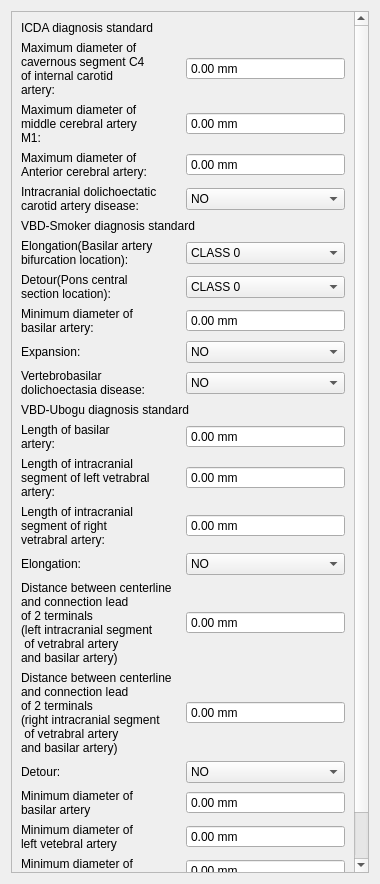
The window that codes/View/IADEMeasurementWidget.ui (wuzhuobin/Vessel_Project) describes before a commit, drawn with Qt 5.
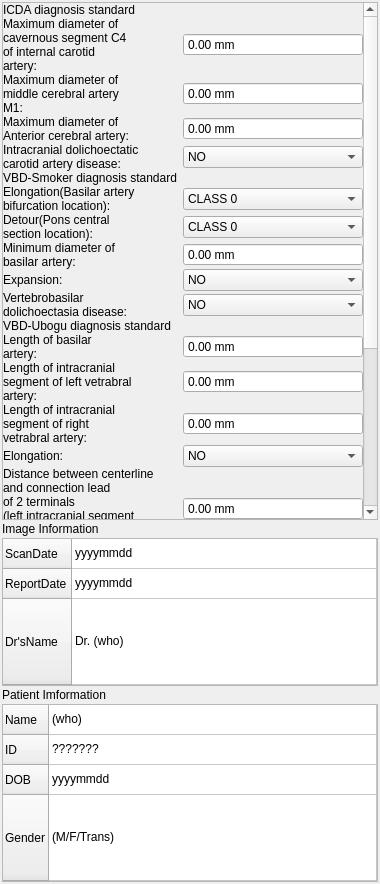
The same window after the commit.

The edit to the form file:
```diff
--- a/codes/View/IADEMeasurementWidget.ui
+++ b/codes/View/IADEMeasurementWidget.ui
@@ -14,6 +14,21 @@
    <string>IADEMeasurementWidget</string>
   </property>
   <layout class="QVBoxLayout" name="verticalLayout_2">
+   <property name="spacing">
+    <number>2</number>
+   </property>
+   <property name="leftMargin">
+    <number>2</number>
+   </property>
+   <property name="topMargin">
+    <number>2</number>
+   </property>
+   <property name="rightMargin">
+    <number>2</number>
+   </property>
+   <property name="bottomMargin">
+    <number>2</number>
+   </property>
    <item>
     <widget class="QScrollArea" name="scrollArea">
      <property name="widgetResizable">
@@ -24,11 +39,26 @@
        <rect>
         <x>0</x>
         <y>0</y>
-        <width>343</width>
-        <height>870</height>
+        <width>357</width>
+        <height>840</height>
        </rect>
       </property>
       <layout class="QVBoxLayout" name="verticalLayout">
+       <property name="spacing">
+        <number>0</number>
+       </property>
+       <property name="leftMargin">
+        <number>0</number>
+       </property>
+       <property name="topMargin">
+        <number>0</number>
+       </property>
+       <property name="rightMargin">
+        <number>0</number>
+       </property>
+       <property name="bottomMargin">
+        <number>0</number>
+       </property>
        <item>
         <layout class="QGridLayout" name="gridLayout_3">
          <item row="1" column="0">
@@ -554,6 +584,186 @@
      </widget>
     </widget>
    </item>
+   <item>
+    <widget class="QLabel" name="label_25">
+     <property name="sizePolicy">
+      <sizepolicy hsizetype="Fixed" vsizetype="Fixed">
+       <horstretch>0</horstretch>
+       <verstretch>0</verstretch>
+      </sizepolicy>
+     </property>
+     <property name="text">
+      <string>Image Information</string>
+     </property>
+    </widget>
+   </item>
+   <item>
+    <widget class="QTableWidget" name="tableWidgetImage">
+     <property name="sizePolicy">
+      <sizepolicy hsizetype="Preferred" vsizetype="Preferred">
+       <horstretch>0</horstretch>
+       <verstretch>0</verstretch>
+      </sizepolicy>
+     </property>
+     <property name="minimumSize">
+      <size>
+       <width>0</width>
+       <height>0</height>
+      </size>
+     </property>
+     <property name="sizeAdjustPolicy">
+      <enum>QAbstractScrollArea::AdjustToContents</enum>
+     </property>
+     <property name="editTriggers">
+      <set>QAbstractItemView::AllEditTriggers</set>
+     </property>
+     <attribute name="horizontalHeaderVisible">
+      <bool>false</bool>
+     </attribute>
+     <attribute name="horizontalHeaderCascadingSectionResizes">
+      <bool>false</bool>
+     </attribute>
+     <attribute name="horizontalHeaderStretchLastSection">
+      <bool>true</bool>
+     </attribute>
+     <attribute name="verticalHeaderCascadingSectionResizes">
+      <bool>false</bool>
+     </attribute>
+     <attribute name="verticalHeaderStretchLastSection">
+      <bool>true</bool>
+     </attribute>
+     <row>
+      <property name="text">
+       <string>ScanDate</string>
+      </property>
+     </row>
+     <row>
+      <property name="text">
+       <string>ReportDate</string>
+      </property>
+     </row>
+     <row>
+      <property name="text">
+       <string>Dr'sName</string>
+      </property>
+     </row>
+     <column>
+      <property name="text">
+       <string>Data</string>
+      </property>
+     </column>
+     <item row="0" column="0">
+      <property name="text">
+       <string>yyyymmdd</string>
+      </property>
+     </item>
+     <item row="1" column="0">
+      <property name="text">
+       <string>yyyymmdd</string>
+      </property>
+     </item>
+     <item row="2" column="0">
+      <property name="text">
+       <string>Dr. (who)</string>
+      </property>
+     </item>
+    </widget>
+   </item>
+   <item>
+    <widget class="QLabel" name="label_24">
+     <property name="sizePolicy">
+      <sizepolicy hsizetype="Fixed" vsizetype="Fixed">
+       <horstretch>0</horstretch>
+       <verstretch>0</verstretch>
+      </sizepolicy>
+     </property>
+     <property name="text">
+      <string>Patient Imformation</string>
+     </property>
+    </widget>
+   </item>
+   <item>
+    <widget class="QTableWidget" name="patientTableWidget">
+     <property name="sizePolicy">
+      <sizepolicy hsizetype="Preferred" vsizetype="Preferred">
+       <horstretch>0</horstretch>
+       <verstretch>0</verstretch>
+      </sizepolicy>
+     </property>
+     <property name="minimumSize">
+      <size>
+       <width>0</width>
+       <height>0</height>
+      </size>
+     </property>
+     <property name="sizeAdjustPolicy">
+      <enum>QAbstractScrollArea::AdjustToContents</enum>
+     </property>
+     <property name="editTriggers">
+      <set>QAbstractItemView::AllEditTriggers</set>
+     </property>
+     <attribute name="horizontalHeaderVisible">
+      <bool>false</bool>
+     </attribute>
+     <attribute name="horizontalHeaderCascadingSectionResizes">
+      <bool>false</bool>
+     </attribute>
+     <attribute name="horizontalHeaderStretchLastSection">
+      <bool>true</bool>
+     </attribute>
+     <attribute name="verticalHeaderCascadingSectionResizes">
+      <bool>false</bool>
+     </attribute>
+     <attribute name="verticalHeaderStretchLastSection">
+      <bool>true</bool>
+     </attribute>
+     <row>
+      <property name="text">
+       <string>Name</string>
+      </property>
+     </row>
+     <row>
+      <property name="text">
+       <string>ID</string>
+      </property>
+     </row>
+     <row>
+      <property name="text">
+       <string>DOB</string>
+      </property>
+     </row>
+     <row>
+      <property name="text">
+       <string>Gender</string>
+      </property>
+     </row>
+     <column>
+      <property name="text">
+       <string>Data</string>
+      </property>
+     </column>
+     <item row="0" column="0">
+      <property name="text">
+       <string>(who)</string>
+      </property>
+     </item>
+     <item row="1" column="0">
+      <property name="text">
+       <string>???????</string>
+      </property>
+     </item>
+     <item row="2" column="0">
+      <property name="text">
+       <string>yyyymmdd</string>
+      </property>
+     </item>
+     <item row="3" column="0">
+      <property name="text">
+       <string>(M/F/Trans)</string>
+      </property>
+     </item>
+    </widget>
+   </item>
   </layout>
  </widget>
  <resources/>
```
Left out of the diff: 7 changed lines with no effect on the pictures.
